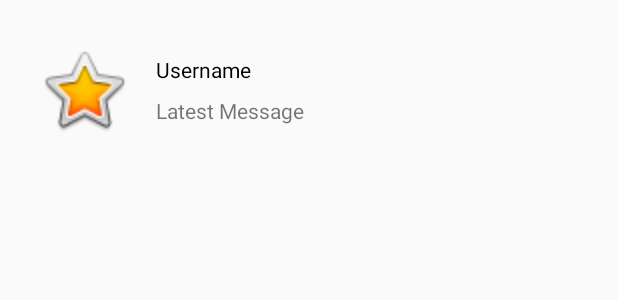
After one commit to Bole032/KotlinFirebaseMessengerTut, an Android app: the layout latest_message_row.xml on its own in the app's theme, with its tools: preview values and no code run, on a phone screen of 412 x 824 dp. The commit adds this screen. Shown: the top 300 px of the screen. Run offline under Robolectric (Android 15) with nearby library versions, the phone set to English and light mode, and no system bars.

Commit message:
some more stuff

```diff
--- a/app/src/main/java/com/example/kotlinfirebasemessengertut/ChatLogActivity.kt
+++ b/app/src/main/java/com/example/kotlinfirebasemessengertut/ChatLogActivity.kt
@@ -109,6 +109,11 @@ class ChatLogActivity : AppCompatActivity() {
             }
         toReference.setValue(chatMessage)
 
+        val latestMessageRef = FirebaseDatabase.getInstance().getReference("/latest-messages/$fromId/$toId")
+        latestMessageRef.setValue(chatMessage)
+        val latestMessageToRef = FirebaseDatabase.getInstance().getReference("/latest-messages/$toId/$fromId")
+        latestMessageToRef.setValue(chatMessage)
+
     }
     class ChatMessage(val id: String, val text: String, val fromId: String, val toId:String, val timestamp: Long){
         constructor() : this("", "", "", "",-1)
--- /dev/null
+++ b/app/src/main/res/layout/latest_message_row.xml
@@ -0,0 +1,33 @@
+<?xml version="1.0" encoding="utf-8"?>
+<androidx.constraintlayout.widget.ConstraintLayout xmlns:android="http://schemas.android.com/apk/res/android"
+                                                   xmlns:app="http://schemas.android.com/apk/res-auto"
+                                                   xmlns:tools="http://schemas.android.com/tools"
+                                                   android:orientation="vertical"
+                                                   android:layout_width="match_parent"
+                                                   android:layout_height="120dp" android:id="@+id/linearLayout2">
+
+    <ImageView
+            android:layout_width="64dp"
+            android:layout_height="64dp" app:srcCompat="@android:drawable/btn_star_big_on"
+            android:id="@+id/iwLatestMessage"
+            app:layout_constraintStart_toStartOf="parent" android:layout_marginStart="24dp"
+            android:layout_marginTop="8dp" app:layout_constraintTop_toTopOf="parent" android:layout_marginBottom="8dp"
+            app:layout_constraintBottom_toBottomOf="parent"/>
+    <TextView
+            android:text="Username"
+            android:layout_width="wrap_content"
+            android:layout_height="wrap_content"
+            android:id="@+id/twUsernameLatestMessage" app:layout_constraintStart_toEndOf="@+id/iwLatestMessage"
+            android:layout_marginStart="16dp" app:layout_constraintTop_toTopOf="parent"
+            app:layout_constraintBottom_toTopOf="@+id/twLatestMessage"
+            app:layout_constraintVertical_chainStyle="packed" android:layout_marginBottom="8dp"
+            android:textColor="@android:color/black"/>
+    <TextView
+            android:text="Latest Message"
+            android:layout_width="0dp"
+            android:layout_height="wrap_content"
+            android:id="@+id/twLatestMessage" app:layout_constraintStart_toEndOf="@+id/iwLatestMessage"
+            android:layout_marginStart="16dp" app:layout_constraintEnd_toEndOf="parent" android:layout_marginEnd="8dp"
+            app:layout_constraintBottom_toBottomOf="parent" app:layout_constraintTop_toBottomOf="@+id/twUsernameLatestMessage"
+            app:layout_constraintHorizontal_bias="0.5"/>
+</androidx.constraintlayout.widget.ConstraintLayout>
```
Also changed, not shown: app/src/main/java/com/example/kotlinfirebasemessengertut/LatestMessagesActivity.kt (+63 -4 lines), app/src/main/res/layout/activity_latest_messages.xml (+7 -0 lines).
